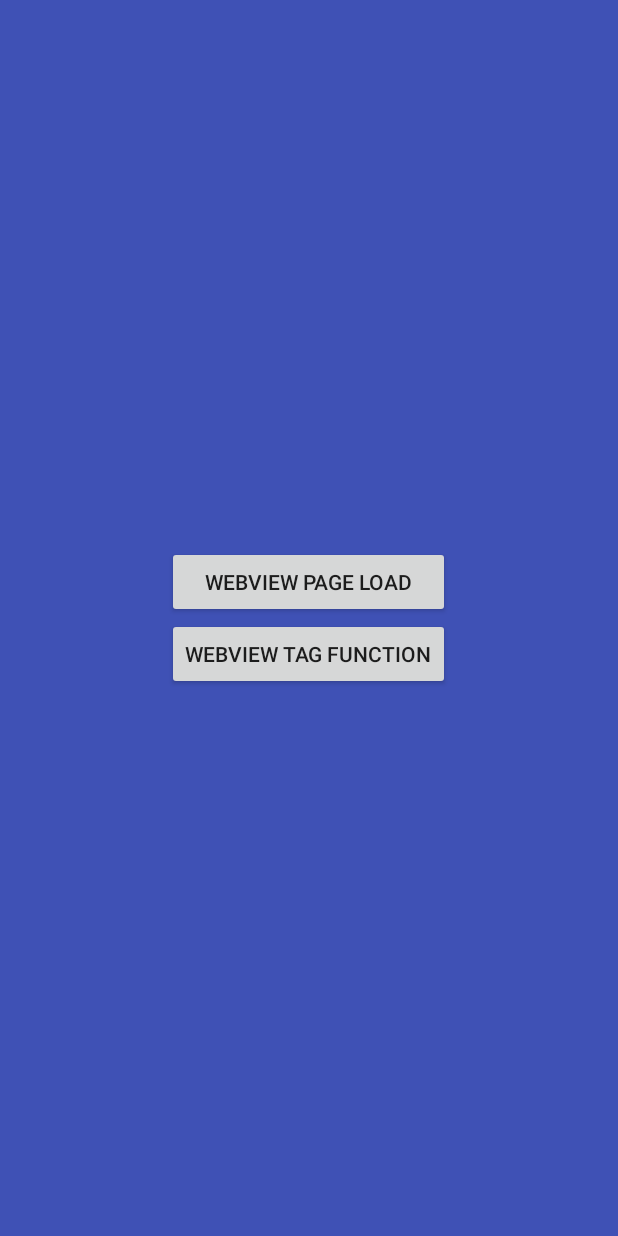
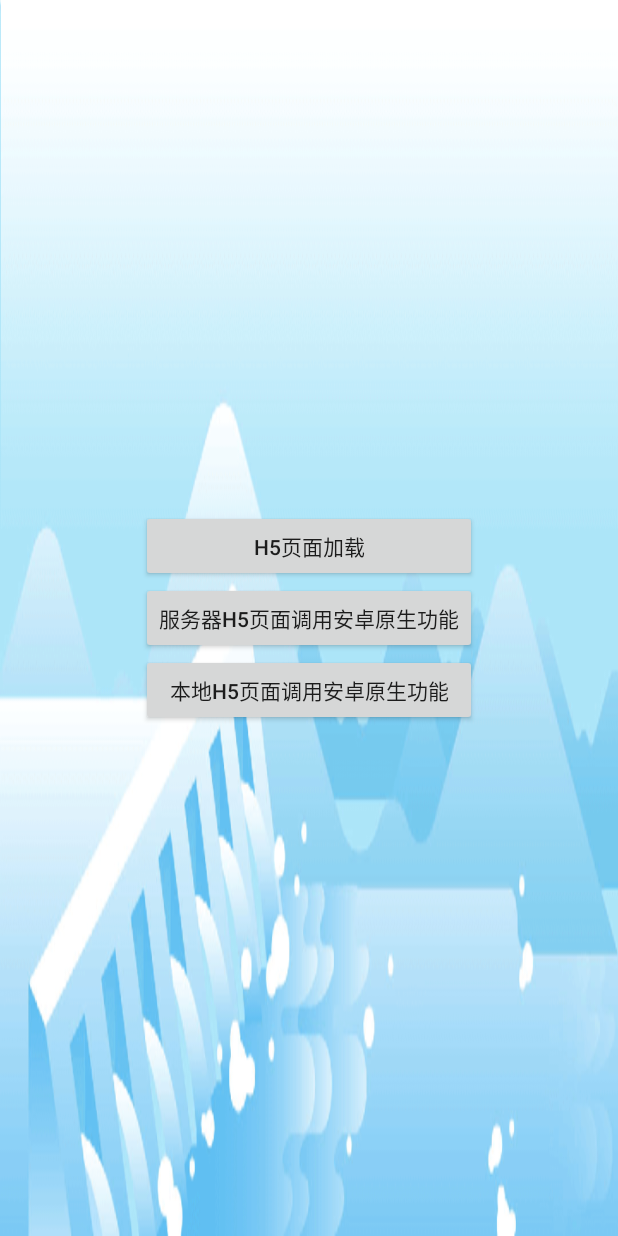
Before and after one commit to yangwubo0800/Grow, an Android app: the screen it shows after launch (MainActivity), on a phone screen of 412 x 824 dp. Run offline under Robolectric (Android 15) with nearby library versions, the phone set to English and light mode, and no system bars.

Commit message:
增加本地网页页面调用native功能，优化资源文件： 使用https://tinypng.com/压缩图片； 替换图标，去除无用菜单。

```diff
--- a/app/src/main/java/com/hnac/hznet/MainActivity.java
+++ b/app/src/main/java/com/hnac/hznet/MainActivity.java
@@ -24,6 +24,9 @@ public class MainActivity extends AppCompatActivity {
         Button webviewFunctionPage = findViewById(R.id.webview_tag_function);
         webviewFunctionPage.setOnClickListener(myListener);
 
+        Button nativeWebviewFunctionPage = findViewById(R.id.native_webview_tag_function);
+        nativeWebviewFunctionPage.setOnClickListener(myListener);
+
     }
 
 
@@ -38,6 +41,9 @@ public class MainActivity extends AppCompatActivity {
                 case R.id.webview_tag_function:
                     it.setClass(MainActivity.this, WebViewTagFunctionActivity.class);
                     break;
+                case R.id.native_webview_tag_function:
+                    it.setClass(MainActivity.this, NativeWebViewTagFunctionActivity.class);
+                    break;
                 default:
                     break;
             }
--- /dev/null
+++ b/app/src/main/java/com/hnac/hznet/WelcomeActivity.java
@@ -0,0 +1,29 @@
+package com.hnac.hznet;
+
+import android.content.Intent;
+import android.support.v7.app.AppCompatActivity;
+import android.os.Bundle;
+
+import java.util.Timer;
+import java.util.TimerTask;
+
+public class WelcomeActivity extends AppCompatActivity {
+
+    @Override
+    protected void onCreate(Bundle savedInstanceState) {
+        super.onCreate(savedInstanceState);
+        setContentView(R.layout.activity_welcome);
+
+
+        Timer timer = new Timer();
+        TimerTask timerTask = new TimerTask() {
+            @Override
+            public void run() {
+                Intent intent=new Intent(WelcomeActivity.this, MainActivity.class);
+                startActivity(intent);
+                WelcomeActivity.this.finish();
+            }
+        };
+        timer.schedule(timerTask,1500);
+    }
+}
--- a/app/src/main/java/com/hnac/utils/NotificationUtils.java
+++ b/app/src/main/java/com/hnac/utils/NotificationUtils.java
@@ -98,7 +98,7 @@ public class NotificationUtils {
         //系统默认通知音
         Uri defaultRingtone = RingtoneManager.getActualDefaultRingtoneUri(mContext, RingtoneManager.TYPE_NOTIFICATION);
         //大图标
-        Bitmap largeIcon = BitmapFactory.decodeResource(mContext.getResources(), R.drawable.notification_test2);
+        Bitmap largeIcon = BitmapFactory.decodeResource(mContext.getResources(), R.drawable.notification);
 
         builder.setContentTitle(getNotificationTitle())
                 .setContentText(getNotificationContent())
--- a/app/src/main/res/layout/activity_main.xml
+++ b/app/src/main/res/layout/activity_main.xml
@@ -5,7 +5,7 @@
     android:layout_width="match_parent"
     android:layout_height="match_parent"
     tools:context=".MainActivity"
-    android:background="@color/colorPrimary">
+    android:background="@drawable/system_image_water">
 
     <LinearLayout
         android:layout_width="wrap_content"
@@ -17,14 +17,26 @@
             android:id="@+id/webview_page_load"
             android:layout_width="match_parent"
             android:layout_height="wrap_content"
-            android:text="webview page load" />
+            android:text="H5页面加载"
+            android:paddingBottom="5dp"
+            android:paddingTop="5dp"/>
 
 
         <Button
             android:id="@+id/webview_tag_function"
             android:layout_width="match_parent"
             android:layout_height="wrap_content"
-            android:text="webview tag function" />
+            android:text="服务器H5页面调用安卓原生功能"
+            android:paddingBottom="5dp"
+            android:paddingTop="5dp"/>
+
+        <Button
+            android:id="@+id/native_webview_tag_function"
+            android:layout_width="match_parent"
+            android:layout_height="wrap_content"
+            android:text="本地H5页面调用安卓原生功能"
+            android:paddingBottom="5dp"
+            android:paddingTop="5dp"/>
     </LinearLayout>
 
 
--- a/app/src/main/res/layout/customer_notitfication_layout.xml
+++ b/app/src/main/res/layout/customer_notitfication_layout.xml
@@ -9,7 +9,7 @@
         android:id="@+id/icon"
         android:layout_width="wrap_content"
         android:layout_height="wrap_content"
-        android:src="@drawable/notification_test" />
+        android:src="@drawable/icon_notification" />
 
     <LinearLayout
         android:layout_width="wrap_content"
```
Also changed, not shown: app/src/main/AndroidManifest.xml (+14 -11 lines), app/src/main/java/com/hnac/hznet/NativeWebViewTagFunctionActivity.java (added, +213 -0 lines), app/src/main/res/layout/activity_native_web_view_tag_function.xml (added, +27 -0 lines), app/src/main/res/layout/activity_welcome.xml (added, +14 -0 lines), app/src/main/res/menu/menu_player.xml (deleted, +0 -26 lines), app/src/main/res/drawable/icon_notification.png (added), app/src/main/res/drawable/image_welcome.jpg (added), app/src/main/res/drawable/notification.png (added), app/src/main/res/drawable/notification_test.png (deleted), app/src/main/res/drawable/notification_test2.png (deleted), app/src/main/res/drawable/system_image_water.png (added), app/src/main/res/mipmap-xhdpi/hznet_logo.png (added), 2 other files.
